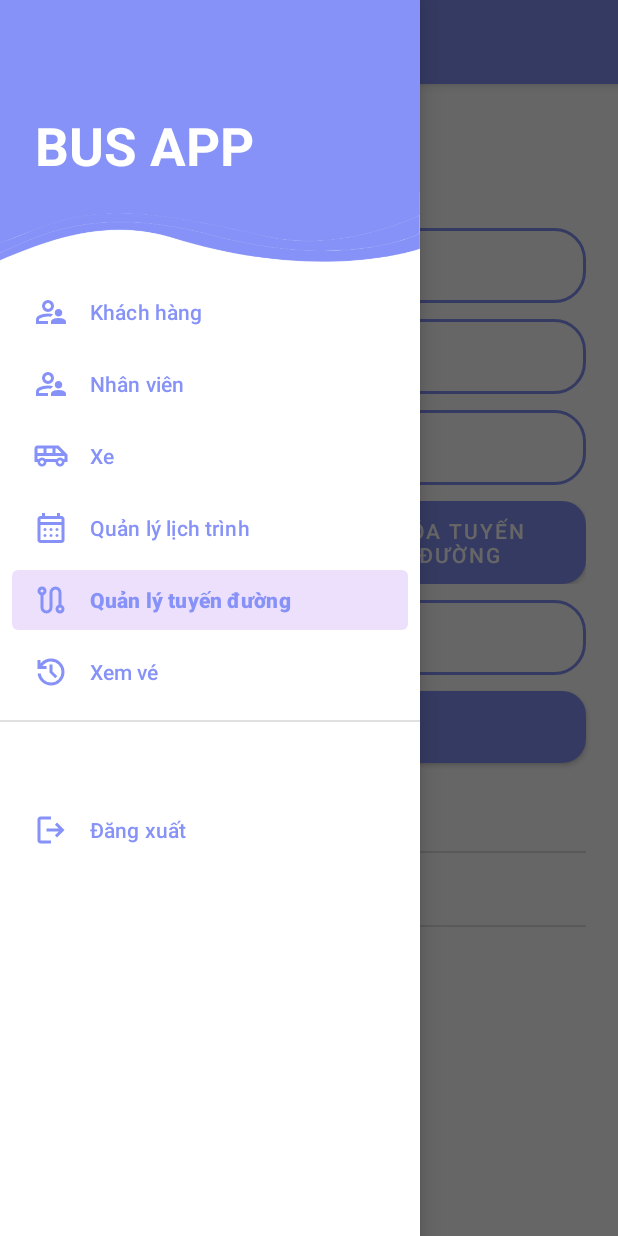
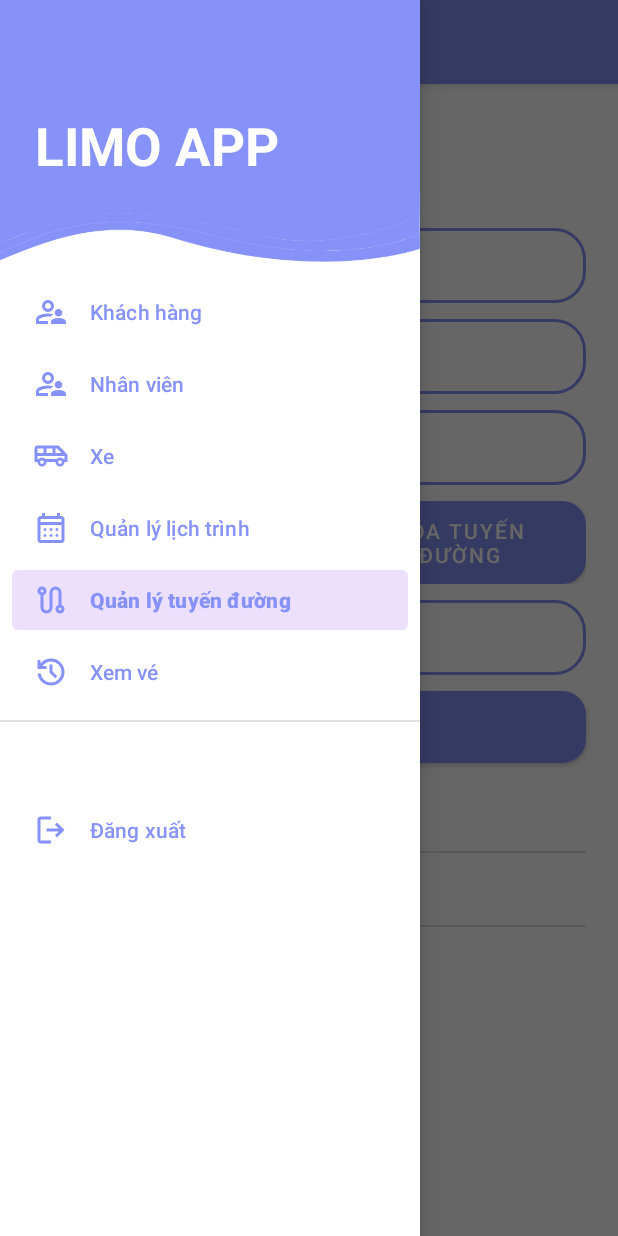
Before and after one commit to thduonq04/BTL_Nhom6, an Android app: the AdRouteActivity screen opened directly, with no data from a screen before it, with the side drawer open, on a phone screen of 412 x 824 dp. Run offline under Robolectric (Android 15) with nearby library versions, the phone set to English and light mode, and no system bars; 1 statement that could not run was skipped.

Commit message:
update_code6

```diff
--- a/TicketBookingApp/app/src/main/java/vn/edu/tlu/cse/nhom6/ticketbookingapp/activity/AdRouteActivity.java
+++ b/TicketBookingApp/app/src/main/java/vn/edu/tlu/cse/nhom6/ticketbookingapp/activity/AdRouteActivity.java
@@ -141,8 +141,7 @@ public class AdRouteActivity extends AppCompatActivity implements NavigationView
                         Toast.makeText(this, "Sửa tuyến  đường thành công!", Toast.LENGTH_SHORT).show();
                         clearInputs();
                         loadRoutes();
-                        btnAdd.setVisibility(View.VISIBLE);
-                        btnUpdate.setVisibility(View.GONE);
+
                         selectedRouteId = -1;
                     } else {
                         Toast.makeText(this, "Sửa thất bại!", Toast.LENGTH_SHORT).show();
--- a/TicketBookingApp/app/src/main/java/vn/edu/tlu/cse/nhom6/ticketbookingapp/activity/RegisterActivity.java
+++ b/TicketBookingApp/app/src/main/java/vn/edu/tlu/cse/nhom6/ticketbookingapp/activity/RegisterActivity.java
@@ -57,7 +57,6 @@ public class RegisterActivity extends AppCompatActivity {
                         Toast.makeText(RegisterActivity.this, "Email sai định dạng. Vui lòng nhập lại!", Toast.LENGTH_SHORT).show();
                     }
                     else{
-                        Toast.makeText(RegisterActivity.this, "ok fine", Toast.LENGTH_SHORT).show();
                         if(db.checkUser1(phone_number)){
                             Toast.makeText(RegisterActivity.this, "Tài khoản đã tồn tại", Toast.LENGTH_SHORT).show();
                         }
--- a/TicketBookingApp/app/src/main/java/vn/edu/tlu/cse/nhom6/ticketbookingapp/database/DatabaseHelper.java
+++ b/TicketBookingApp/app/src/main/java/vn/edu/tlu/cse/nhom6/ticketbookingapp/database/DatabaseHelper.java
@@ -885,7 +885,6 @@ public class DatabaseHelper extends SQLiteOpenHelper {
         values.put(COL_TICKET_PRICE, price);
         values.put(COL_TICKET_STATUS, "Đặt");
         long result = db.insert(TABLE_TICKETS, null, values);
-        db.close();
         return result != -1;
     }
 
--- /dev/null
+++ b/TicketBookingApp/app/src/main/res/drawable/review.xml
@@ -0,0 +1,9 @@
+<vector xmlns:android="http://schemas.android.com/apk/res/android"
+    android:width="24dp"
+    android:height="24dp"
+    android:viewportWidth="960"
+    android:viewportHeight="960">
+  <path
+      android:pathData="M240,560h122l200,-200q9,-9 13.5,-20.5T580,317q0,-11 -5,-21.5T562,276l-36,-38q-9,-9 -20,-13.5t-23,-4.5q-11,0 -22.5,4.5T440,238L240,438v122ZM520,317 L483,280 520,317ZM300,500v-38l101,-101 20,18 18,20 -101,101h-38ZM421,379 L439,399 401,361 421,379ZM447,560h273v-80L527,480l-80,80ZM80,880v-720q0,-33 23.5,-56.5T160,80h640q33,0 56.5,23.5T880,160v480q0,33 -23.5,56.5T800,720L240,720L80,880ZM206,640h594v-480L160,160v525l46,-45ZM160,640v-480,480Z"
+      android:fillColor="#54B2F0"/>
+</vector>
--- a/TicketBookingApp/app/src/main/res/layout/nav_header.xml
+++ b/TicketBookingApp/app/src/main/res/layout/nav_header.xml
@@ -13,7 +13,7 @@
         android:layout_height="wrap_content"
         android:layout_marginLeft="23dp"
         android:layout_marginBottom="55dp"
-        android:text="BUS APP"
+        android:text="LIMO APP"
         android:textColor="@color/white"
         android:textSize="35sp"
         android:textStyle="bold" />
--- a/TicketBookingApp/app/src/main/res/menu/nav_menu.xml
+++ b/TicketBookingApp/app/src/main/res/menu/nav_menu.xml
@@ -38,7 +38,7 @@
             android:title="Xem vé"/>
         <item
             android:id="@+id/nav_review"
-            android:icon="@drawable/history"
+            android:icon="@drawable/review"
             android:title="Đánh giá"/>
 
     </group>
```
Also changed, not shown: TicketBookingApp/app/src/main/java/vn/edu/tlu/cse/nhom6/ticketbookingapp/activity/BookTicketActivity.java (+6 -14 lines).
